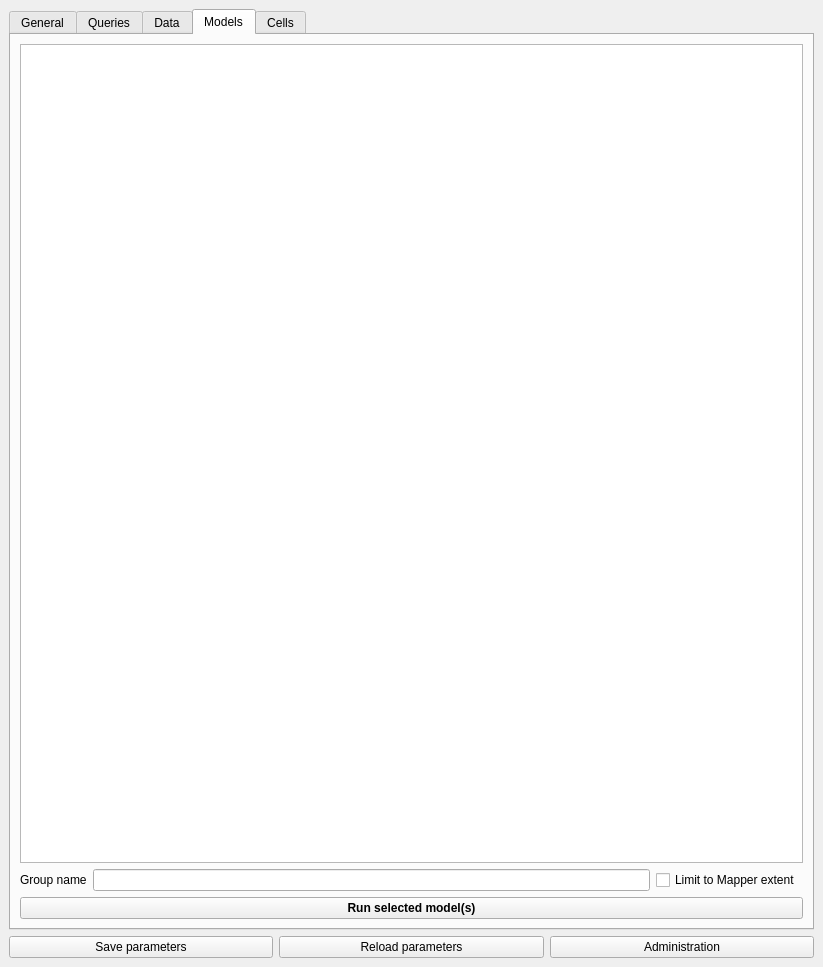
This is OS2DamageCost/OS2DamageCost_dockwidget_base.ui in Skadesokonomi/Udvikling as Qt 5 draws it before an edit. The edited form follows.
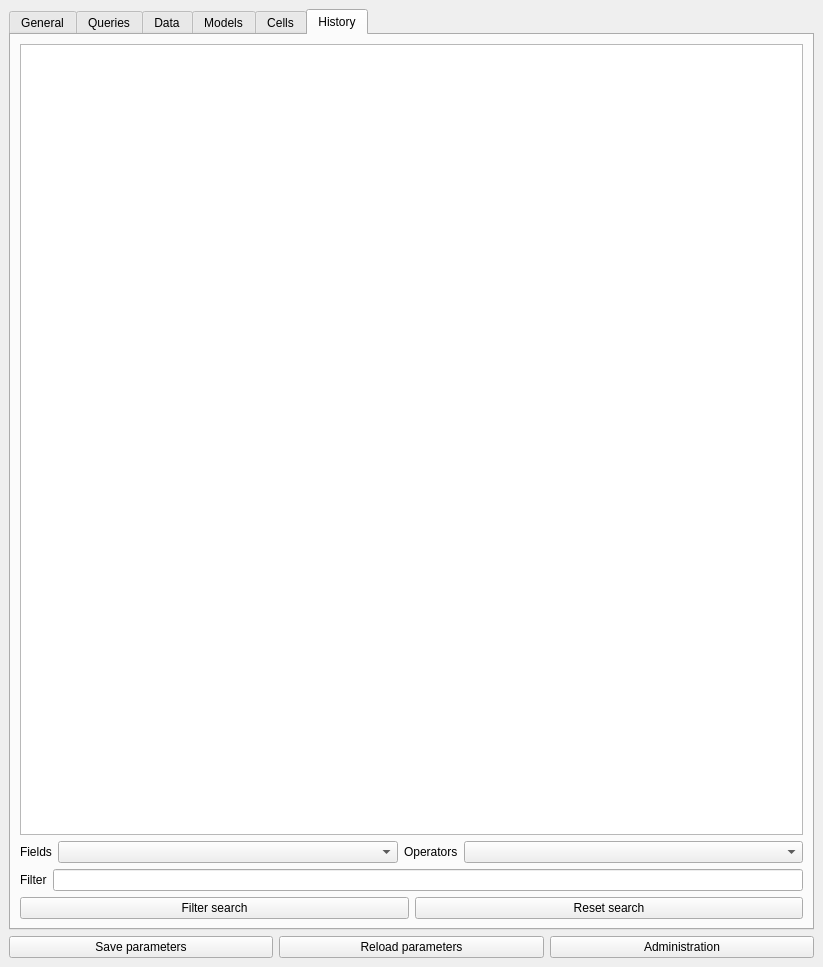
This is the edited form. The open tabs and pages were chosen to show the change.

Commit message: filter search

Diff of the .ui file:
```diff
--- a/OS2DamageCost/OS2DamageCost_dockwidget_base.ui
+++ b/OS2DamageCost/OS2DamageCost_dockwidget_base.ui
@@ -591,6 +591,108 @@
         </item>
        </layout>
       </widget>
+      <widget class="QWidget" name="tab_8">
+       <attribute name="title">
+        <string>History</string>
+       </attribute>
+       <layout class="QVBoxLayout" name="verticalLayout_4">
+        <item>
+         <widget class="QTreeView" name="tvHistory"/>
+        </item>
+        <item>
+         <layout class="QHBoxLayout" name="horizontalLayout_11">
+          <item>
+           <widget class="QLabel" name="label_3">
+            <property name="text">
+             <string>Fields</string>
+            </property>
+           </widget>
+          </item>
+          <item>
+           <widget class="QComboBox" name="cbHistFields">
+            <property name="sizePolicy">
+             <sizepolicy hsizetype="Preferred" vsizetype="Fixed">
+              <horstretch>4</horstretch>
+              <verstretch>0</verstretch>
+             </sizepolicy>
+            </property>
+           </widget>
+          </item>
+          <item>
+           <widget class="QLabel" name="label_4">
+            <property name="text">
+             <string>Operators</string>
+            </property>
+           </widget>
+          </item>
+          <item>
+           <widget class="QComboBox" name="cbHistOperators">
+            <property name="sizePolicy">
+             <sizepolicy hsizetype="Preferred" vsizetype="Fixed">
+              <horstretch>4</horstretch>
+              <verstretch>0</verstretch>
+             </sizepolicy>
+            </property>
+           </widget>
+          </item>
+         </layout>
+        </item>
+        <item>
+         <layout class="QHBoxLayout" name="horizontalLayout_10">
+          <item>
+           <widget class="QLabel" name="label_2">
+            <property name="text">
+             <string>Filter</string>
+            </property>
+           </widget>
+          </item>
+          <item>
+           <widget class="QLineEdit" name="leHistFilter">
+            <property name="sizePolicy">
+             <sizepolicy hsizetype="Expanding" vsizetype="Fixed">
+              <horstretch>5</horstretch>
+              <verstretch>0</verstretch>
+             </sizepolicy>
+            </property>
+            <property name="text">
+             <string/>
+            </property>
+           </widget>
+          </item>
+         </layout>
+        </item>
+        <item>
+         <layout class="QHBoxLayout" name="horizontalLayout_9">
+          <item>
+           <widget class="QPushButton" name="pbHistFilterSearch">
+            <property name="font">
+             <font>
+              <weight>50</weight>
+              <bold>false</bold>
+             </font>
+            </property>
+            <property name="text">
+             <string>Filter search</string>
+            </property>
+           </widget>
+          </item>
+          <item>
+           <widget class="QPushButton" name="pbHistResetSearch">
+            <property name="font">
+             <font>
+              <weight>50</weight>
+              <bold>false</bold>
+             </font>
+            </property>
+            <property name="text">
+             <string>Reset search</string>
+            </property>
+           </widget>
+          </item>
+         </layout>
+        </item>
+       </layout>
+      </widget>
      </widget>
     </item>
     <item>
```
The commit also changes 2 other files.
